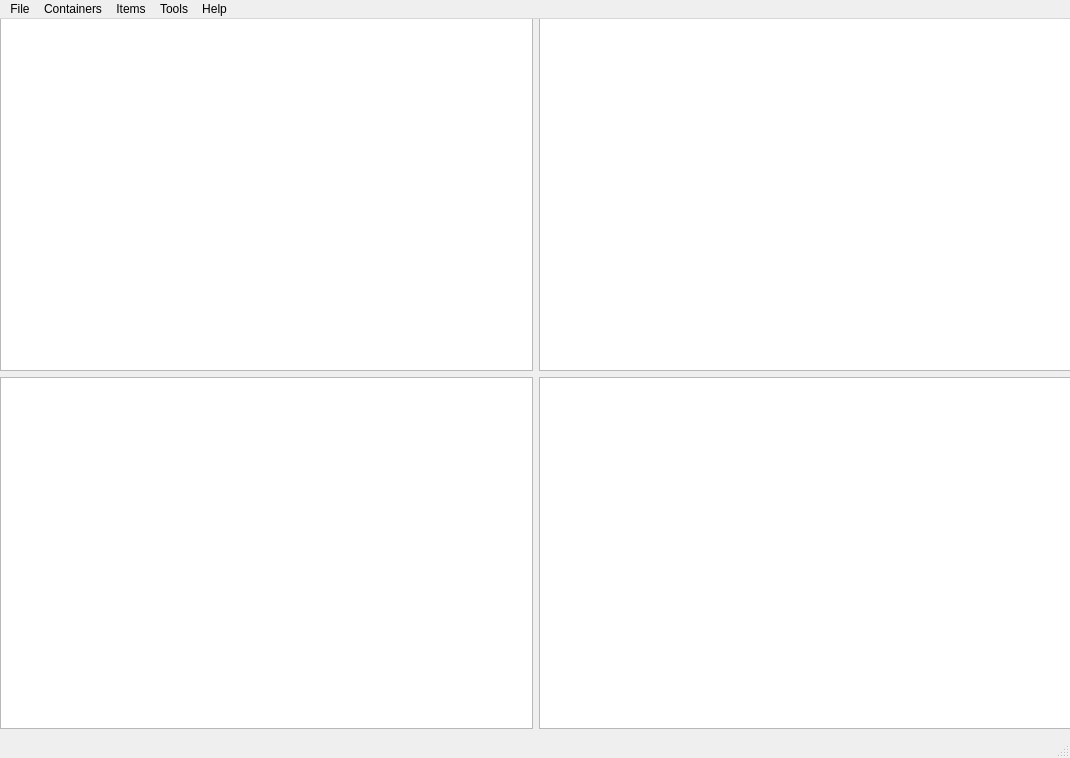
This is interface.ui in TheBurgerOverlord/BSIM as Qt 5 draws it before an edit. The edited form follows.
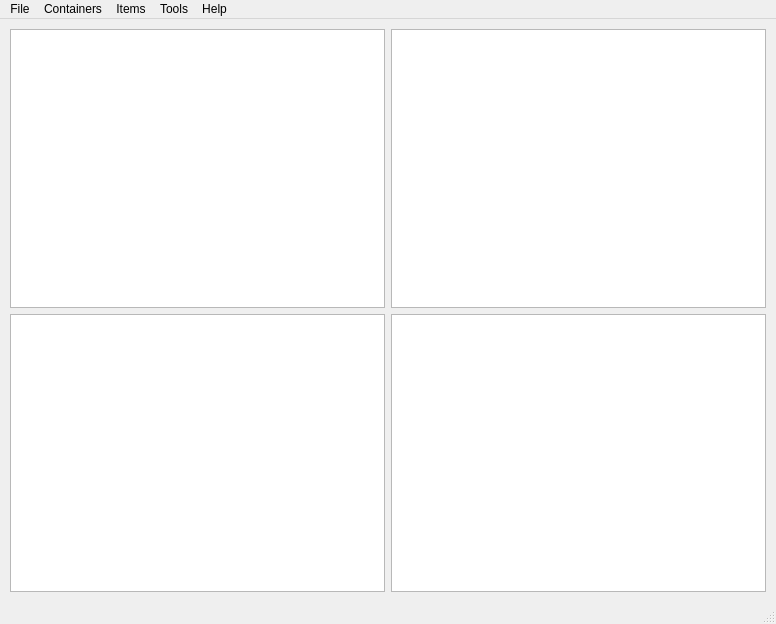
This is the edited form. Icons and pictures are not drawn.

Patch:
```diff
--- a/interface.ui
+++ b/interface.ui
@@ -6,59 +6,58 @@
    <rect>
     <x>0</x>
     <y>0</y>
-    <width>1070</width>
-    <height>758</height>
+    <width>776</width>
+    <height>624</height>
    </rect>
   </property>
+  <property name="sizePolicy">
+   <sizepolicy hsizetype="Expanding" vsizetype="Expanding">
+    <horstretch>1</horstretch>
+    <verstretch>1</verstretch>
+   </sizepolicy>
+  </property>
   <property name="windowTitle">
    <string>BSIM</string>
   </property>
   <widget class="QWidget" name="centralwidget">
-   <widget class="QWidget" name="gridLayoutWidget">
-    <property name="geometry">
-     <rect>
-      <x>0</x>
-      <y>-1</y>
-      <width>1071</width>
-      <height>711</height>
-     </rect>
-    </property>
-    <layout class="QGridLayout" name="gridLayout">
+   <property name="enabled">
+    <bool>true</bool>
+   </property>
+   <property name="sizePolicy">
+    <sizepolicy hsizetype="Expanding" vsizetype="Expanding">
+     <horstretch>1</horstretch>
+     <verstretch>1</verstretch>
+    </sizepolicy>
+   </property>
+   <layout class="QGridLayout" name="gridLayout_3">
+    <item row="0" column="0">
+     <layout class="QGridLayout" name="gridLayout" rowstretch="0,0,0" columnstretch="0,0,0">
+      <property name="sizeConstraint">
+       <enum>QLayout::SizeConstraint::SetNoConstraint</enum>
+      </property>
+      <property name="leftMargin">
+       <number>1</number>
+      </property>
+      <property name="topMargin">
+       <number>1</number>
+      </property>
+      <property name="rightMargin">
+       <number>1</number>
+      </property>
+      <property name="bottomMargin">
+       <number>1</number>
+      </property>
      <item row="2" column="2">
       <widget class="QListWidget" name="inventoryList">
-       <property name="supportedDragActions">
-        <set>Qt::DropAction::IgnoreAction</set>
-       </property>
-      </widget>
-     </item>
-     <item row="2" column="0">
-      <widget class="QTreeWidget" name="storageTree">
+        <property name="sizePolicy">
+         <sizepolicy hsizetype="Expanding" vsizetype="Expanding">
+          <horstretch>0</horstretch>
+          <verstretch>0</verstretch>
+         </sizepolicy>
+        </property>
        <property name="supportedDragActions">
         <set>Qt::DropAction::IgnoreAction</set>
        </property>
-       <attribute name="headerVisible">
-        <bool>false</bool>
-       </attribute>
-       <column>
-        <property name="text">
-         <string notr="true">1</string>
-        </property>
-       </column>
-      </widget>
-     </item>
-     <item row="1" column="2">
-      <widget class="QTreeWidget" name="itemTree">
-       <property name="supportedDragActions">
-        <set>Qt::DropAction::IgnoreAction</set>
-       </property>
-       <attribute name="headerVisible">
-        <bool>false</bool>
-       </attribute>
-       <column>
-        <property name="text">
-         <string notr="true">1</string>
-        </property>
-       </column>
       </widget>
      </item>
      <item row="1" column="0">
@@ -76,15 +75,46 @@
        </column>
       </widget>
      </item>
-    </layout>
-   </widget>
+      <item row="1" column="2">
+       <widget class="QTreeWidget" name="itemTree">
+        <property name="supportedDragActions">
+         <set>Qt::DropAction::IgnoreAction</set>
+        </property>
+        <attribute name="headerVisible">
+         <bool>false</bool>
+        </attribute>
+        <column>
+         <property name="text">
+          <string notr="true">1</string>
+         </property>
+        </column>
+       </widget>
+      </item>
+      <item row="2" column="0">
+       <widget class="QTreeWidget" name="storageTree">
+        <property name="supportedDragActions">
+         <set>Qt::DropAction::IgnoreAction</set>
+        </property>
+        <attribute name="headerVisible">
+         <bool>false</bool>
+        </attribute>
+        <column>
+         <property name="text">
+          <string notr="true">1</string>
+         </property>
+        </column>
+       </widget>
+      </item>
+     </layout>
+    </item>
+   </layout>
   </widget>
   <widget class="QMenuBar" name="menubar">
    <property name="geometry">
     <rect>
      <x>0</x>
      <y>0</y>
-     <width>1070</width>
+     <width>776</width>
      <height>20</height>
     </rect>
    </property>
```
Lines whose indentation alone changed are shown as unchanged.
